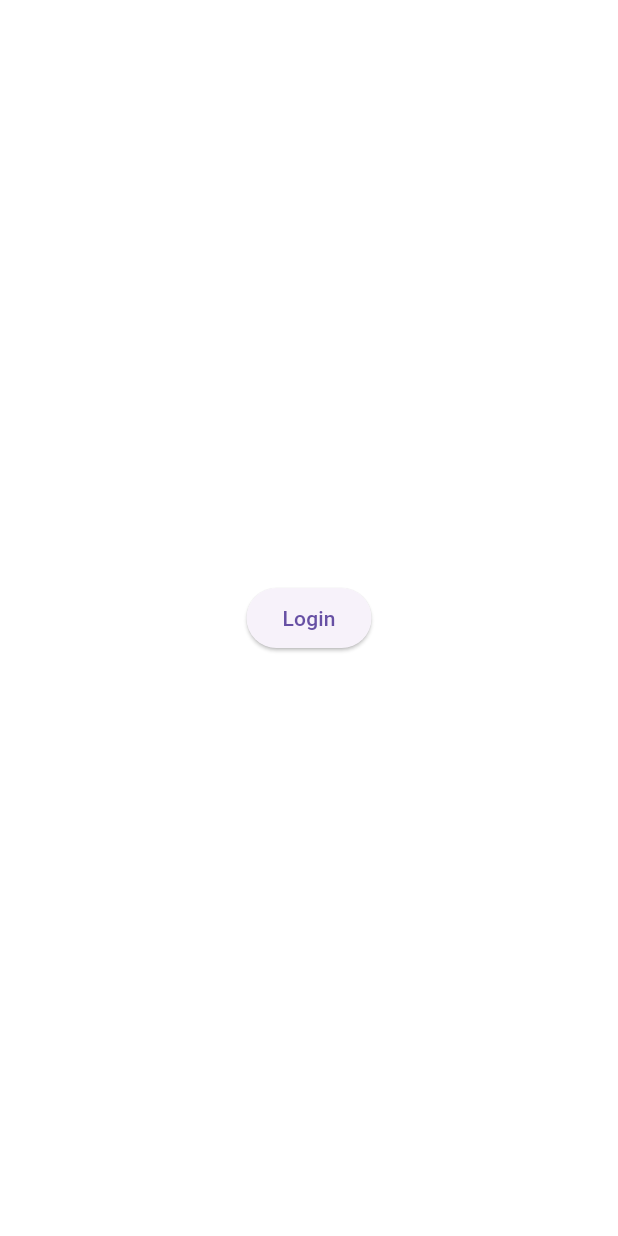
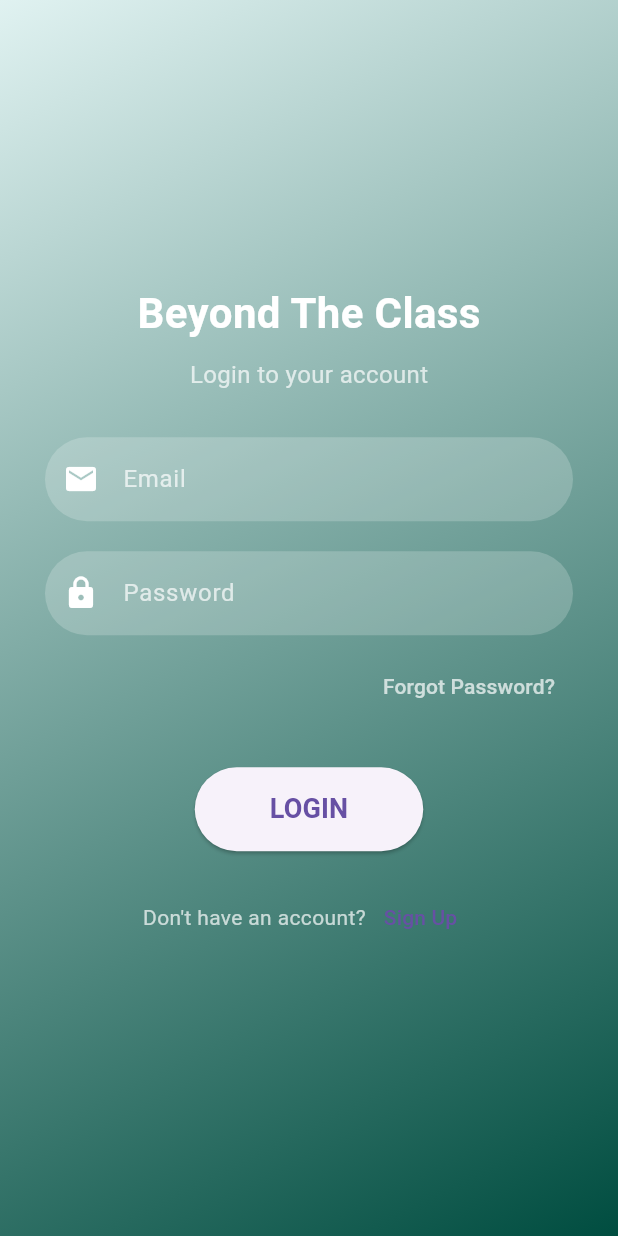
Before and after one commit to MuhammadBilalEllahi/Socian-Mobile, a Flutter app: the screen it shows after launch, on a phone screen of 412 x 824 dp. Run offline on Flutter 3.47's test engine with Material 3 defaults, Android fonts, the phone set to English and light mode, and no system bars; our stand-ins replace carousel_slider, flutter_map, geolocator, latlong2.

Commit message:
Login page added

```diff
--- /dev/null
+++ b/lib/UI Pages/Login Widgets/LoginPage.dart
@@ -0,0 +1,116 @@
+import 'package:flutter/material.dart';
+
+class LoginPage extends StatelessWidget {
+  @override
+  Widget build(BuildContext context) {
+    return Scaffold(
+      body: Container(
+        width: double.infinity,
+        decoration: BoxDecoration(
+          gradient: LinearGradient(
+            // colors: [Colors.teal.shade900, Colors.tealAccent],
+            colors: [Colors.teal.shade50,Colors.teal.shade900],
+            begin: Alignment.topLeft,
+            end: Alignment.bottomRight,
+          ),
+        ),
+        child: Column(
+          mainAxisAlignment: MainAxisAlignment.center,
+          children: [
+            Text(
+              "Beyond The Class",
+              style: TextStyle(
+                fontSize: 28,
+                fontWeight: FontWeight.bold,
+                color: Colors.white,
+              ),
+            ),
+            SizedBox(height: 10),
+            Text(
+              "Login to your account",
+              style: TextStyle(
+                fontSize: 16,
+                color: Colors.white70,
+              ),
+            ),
+            SizedBox(height: 30),
+            Padding(
+              padding: const EdgeInsets.symmetric(horizontal: 30.0),
+              child: Column(
+                children: [
+                  _buildTextField("Email", Icons.email, false),
+                  SizedBox(height: 20),
+                  _buildTextField("Password", Icons.lock, true),
+                  SizedBox(height: 10),
+                  Align(
+                    alignment: Alignment.centerRight,
+                    child: TextButton(
+                      onPressed: () {},
+                      child: Text(
+                        "Forgot Password?",
+                        style: TextStyle(color: Colors.white70),
+                      ),
+                    ),
+                  ),
+                  SizedBox(height: 30),
+                  ElevatedButton(
+                    onPressed: () {
+
+                    },
+                    style: ElevatedButton.styleFrom(
+
+                      padding:
+                      EdgeInsets.symmetric(horizontal: 50, vertical: 15),
+                      shape: RoundedRectangleBorder(
+                        borderRadius: BorderRadius.circular(30),
+                      ),
+                    ),
+                    child: Text(
+                      "LOGIN",
+                      style: TextStyle(
+                        fontSize: 18,
+                        fontWeight: FontWeight.bold,
+                      ),
+                    ),
+                  ),
+                  SizedBox(height: 20),
+                  Row(
+                    mainAxisAlignment: MainAxisAlignment.center,
+                    children: [
+                      Text(
+                        "Don't have an account?",
+                        style: TextStyle(color: Colors.white70),
+                      ),
+                      TextButton(
+                        onPressed: () {},
+                        child: Text("Sign Up"),
+                      ),
+                    ],
+                  ),
+                ],
+              ),
+            ),
+          ],
+        ),
+      ),
+    );
+  }
+
+  Widget _buildTextField(String hint, IconData icon, bool obscureText) {
+    return TextField(
+      obscureText: obscureText,
+      style: TextStyle(color: Colors.white),
+      decoration: InputDecoration(
+        filled: true,
+        fillColor: Colors.white.withOpacity(0.2),
+        hintText: hint,
+        hintStyle: TextStyle(color: Colors.white70),
+        prefixIcon: Icon(icon, color: Colors.white),
+        border: OutlineInputBorder(
+          borderRadius: BorderRadius.circular(30),
+          borderSide: BorderSide.none,
+        ),
+      ),
+    );
+  }
+}
--- a/lib/UI Pages/login.dart
+++ /dev/null
@@ -1,20 +0,0 @@
-import 'package:beyondtheclass/UI%20Pages/HomePage.dart';
-import 'package:flutter/material.dart';
-
-class login extends StatelessWidget {
-  const login({super.key});
-
-  @override
-  Widget build(BuildContext context) {
-    return Scaffold(
-      body: Center(
-        child: ElevatedButton(onPressed: (){
-          Navigator.of(context).pushReplacement(
-            MaterialPageRoute(builder: (context) => const HomePage()),
-          );
-        },
-            child: const Text("Login")),
-      ),
-    );
-  }
-}
--- a/lib/UI Pages/splashScreen.dart
+++ b/lib/UI Pages/splashScreen.dart
@@ -1,7 +1,8 @@
 import 'dart:async';
 
-import 'package:beyondtheclass/UI%20Pages/login.dart';
 import 'package:flutter/material.dart';
+
+import 'Login Widgets/LoginPage.dart';
 
 class splashScreen extends StatefulWidget {
   const splashScreen({super.key});
@@ -16,7 +17,7 @@ class _splashScreenState extends State<splashScreen> {
     // Navigate to HomeScreen after 5 seconds
     Timer(const Duration(seconds: 2), () {
       Navigator.of(context).pushReplacement(
-        MaterialPageRoute(builder: (context) => const login()),
+        MaterialPageRoute(builder: (context) =>  LoginPage()),
       );
     });
   }
```
